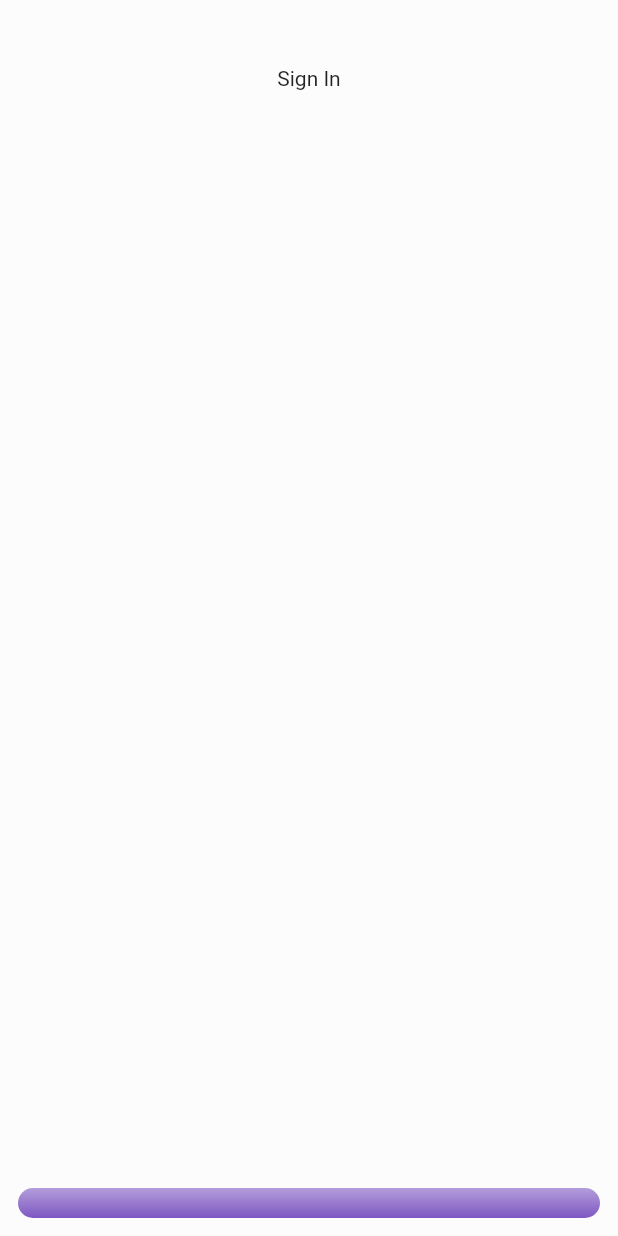
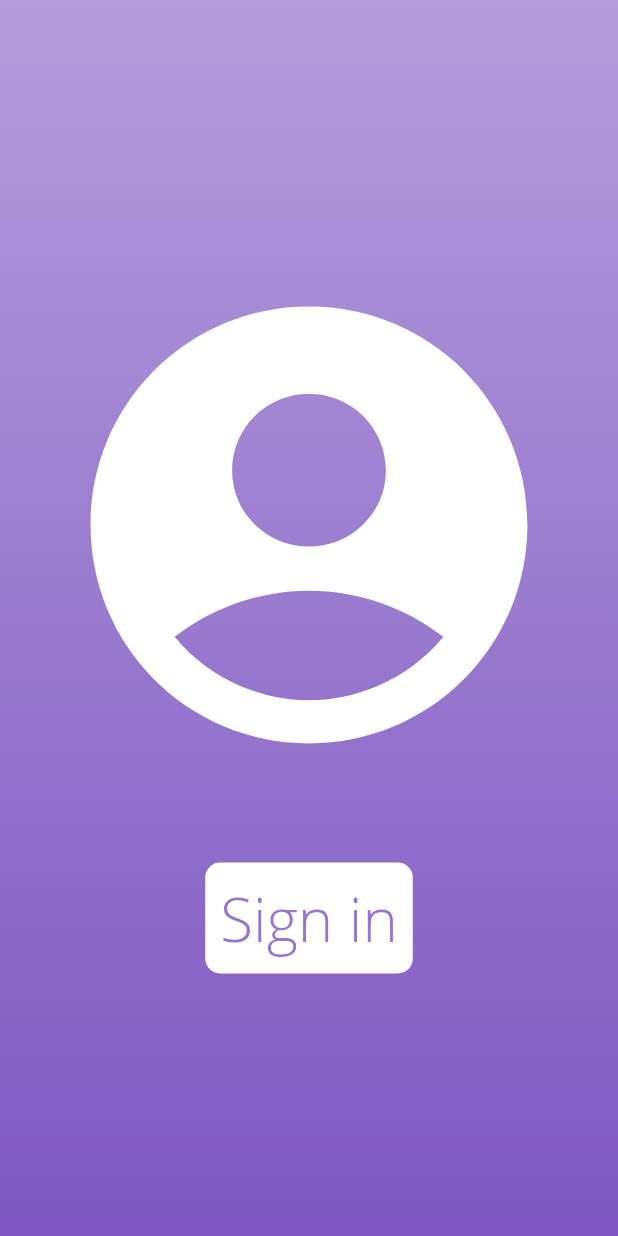
Before and after one commit to quid256/Quokka, a Flutter app: the LoginPage screen opened directly, on a phone screen of 412 x 824 dp. Run offline on Flutter 3.47's test engine with Material 2 defaults, Android fonts, the phone set to English and light mode, and no system bars; our stand-ins replace firebase_auth, google_sign_in; accounts and stored records are empty; Roboto replaces fonts that are missing (Open Sans).

Commit message:
login page ui waiting for firebase

```diff
--- a/benice/lib/login.dart
+++ b/benice/lib/login.dart
@@ -3,6 +3,8 @@ import 'package:flutter/material.dart';
 Color _lightPurple = Colors.deepPurple[200];
 Color _midPurple   = Colors.deepPurple[300];
 Color _darkPurple  = Colors.deepPurple[400];
+
+
 
 class LoginPage extends StatefulWidget {
   LoginPage({Key key, this.title}) : super(key: key);
@@ -18,41 +20,66 @@ class _LoginPage extends State<LoginPage> {
   @override
   Widget build(BuildContext context) {
 
-    Widget buildProfile() {
+    Widget loginScreen() {
       return new Expanded(
+          child: new Center(
               child: new Container(
-            padding: const EdgeInsets.all(32.0),
-            child: new Text("Sign In")
+                  child: new Column(
+                    mainAxisSize: MainAxisSize.min,
+                    children: <Widget>[
+                      new Icon(
+                         Icons.account_circle,
+                         size: 350.0,
+                         color: Colors.white
                       ),
+                      new GestureDetector(
+                      onTap: null,
+                      child: new Container(
+                          decoration: new BoxDecoration(
+                          borderRadius: new BorderRadius.all(new Radius.circular(10.0)),
+                          color: Colors.white
+                          ),
+                          margin: new EdgeInsets.only(top: 50.0),
+                          padding: const EdgeInsets.all(10.0),
+                          child: new Row(
+                            mainAxisSize: MainAxisSize.min,
+                            children: <Widget>[
+                              new Text(
+                                "Sign in",
+                                style: new TextStyle(
+                                color: _midPurple,
+                                fontSize: 40.0,
+                                fontWeight: FontWeight.w300,
+                                fontFamily: "Open Sans"
+                                )
+                              )
+                             ],
+                            )
+                          )
+                         )
+      ]
+      )
+      )
+      )
       );
         }
 
-    Widget buildGoals() {
-      return new Container(
-        padding: const EdgeInsets.symmetric(horizontal: 15.0, vertical: 10.0),
+
+    return new Scaffold(
+        body: new Container(
             decoration: new BoxDecoration(
-            borderRadius: new BorderRadius.all(new Radius.circular(60.0)),
                 gradient: new LinearGradient(
                   begin: Alignment.topCenter,
                   end: Alignment.bottomCenter,
                   colors: [_lightPurple, _darkPurple],
                 )
             ),
-
-      );
-    }
-    return new Scaffold(
-        body: new Container(
-            color: new Color(0xFFFCFCFC),
-            padding: const EdgeInsets.all(12.0),
             child: new Column(
               children: <Widget>[
-                buildProfile(),
-                buildGoals()
+                loginScreen()
                ],
             )
         )
-
     );
   }
 }
--- a/benice/lib/main.dart
+++ b/benice/lib/main.dart
@@ -101,7 +101,7 @@ class _MyHomePageState extends State<MyHomePage> {
 
   @override
   Widget build(BuildContext context) {
-    // This method is rerun every time setState is called, for instance as done
+    // This method is reru+n every time setState is called, for instance as done
     // by the _incrementCounter method above.
     //
     // The Flutter framework has been optimized to make rerunning build methods
```
Lines whose indentation alone changed are shown as unchanged.
